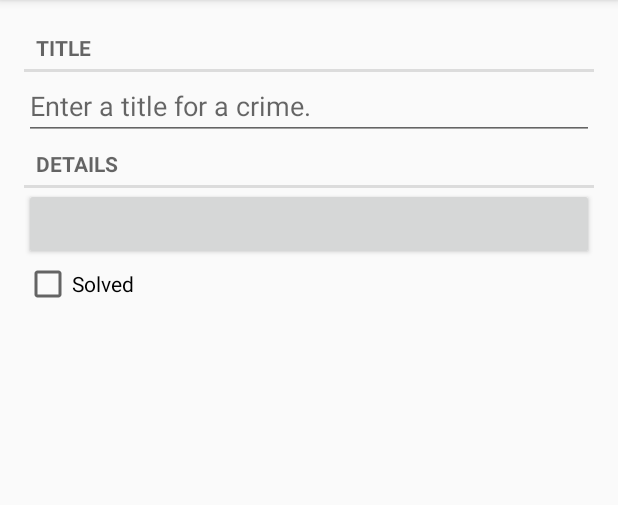
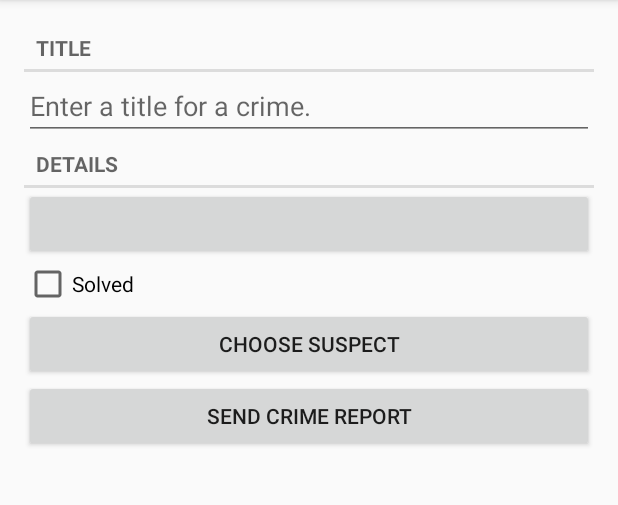
Before and after one commit to Pe1me4ka/CriminalIntent, an Android app: the screen it shows after launch (MainActivity), after a tap on "New Crime", on a phone screen of 412 x 824 dp, the part 84-589 px from its top. Run offline under Robolectric (Android 15) with nearby library versions, the phone set to English and light mode, and no system bars; our stand-ins replace Room's generated code; 4 statements that could not run were skipped.

Commit message:
Lazy comm

```diff
--- a/app/src/main/java/com/bignerdranch/android/criminalintent/Crime.kt
+++ b/app/src/main/java/com/bignerdranch/android/criminalintent/Crime.kt
@@ -9,7 +9,8 @@ import java.util.*
 data class Crime(@PrimaryKey val id: UUID = UUID.randomUUID(),
                  var title: String = "",
                  var date: Date = Date(),
-                 var isSolved: Boolean = false) {
+                 var isSolved: Boolean = false,
+                 var suspect: String = "") {
 }
 
 // Упражнение: DateFormat.getDateInstance(DateFormat.FULL, Locale.ENGLISH).format(Date()
--- a/app/src/main/java/com/bignerdranch/android/criminalintent/CrimeRepository.kt
+++ b/app/src/main/java/com/bignerdranch/android/criminalintent/CrimeRepository.kt
@@ -4,6 +4,7 @@ import android.content.Context
 import androidx.lifecycle.LiveData
 import androidx.room.Room
 import com.bignerdranch.android.criminalintent.database.CrimeDatabase
+import com.bignerdranch.android.criminalintent.database.migration_1_2
 import java.lang.IllegalStateException
 import java.util.*
 import java.util.concurrent.Executors
@@ -14,7 +15,7 @@ class CrimeRepository private constructor(context: Context) {
     private val database: CrimeDatabase = Room.databaseBuilder(
         context.applicationContext,
         CrimeDatabase::class.java,
-        DATABASE_NAME).build()
+        DATABASE_NAME).addMigrations(migration_1_2).build()
 
     private val crimeDao = database.crimeDao()
     private val executor = Executors.newSingleThreadExecutor()
--- a/app/src/main/java/com/bignerdranch/android/criminalintent/database/CrimeDatabase.kt
+++ b/app/src/main/java/com/bignerdranch/android/criminalintent/database/CrimeDatabase.kt
@@ -3,11 +3,19 @@ package com.bignerdranch.android.criminalintent.database
 import androidx.room.Database
 import androidx.room.RoomDatabase
 import androidx.room.TypeConverters
+import androidx.room.migration.Migration
+import androidx.sqlite.db.SupportSQLiteDatabase
 import com.bignerdranch.android.criminalintent.Crime
 
-@Database(entities = [ Crime::class ], version = 1)
+@Database(entities = [ Crime::class ], version = 2)
 @TypeConverters(CrimeTypeConverters::class)
 abstract class CrimeDatabase : RoomDatabase() {
 
     abstract fun crimeDao() : CrimeDao
 }
+
+val migration_1_2 = object : Migration(1, 2) {
+    override fun migrate(database: SupportSQLiteDatabase) {
+        database.execSQL("ALTER TABLE Crime ADD COLUMN suspect TEXT NOT NULL DEFAULT ''")
+    }
+}
--- a/app/src/main/res/layout/fragment_crime.xml
+++ b/app/src/main/res/layout/fragment_crime.xml
@@ -36,4 +36,16 @@
         android:layout_height="wrap_content"
         android:text="@string/crime_solved_label"/>
 
+    <Button
+        android:id="@+id/crime_suspect"
+        android:layout_width="match_parent"
+        android:layout_height="wrap_content"
+        android:text="@string/crime_suspect_text"/>
+
+    <Button
+        android:id="@+id/crime_report"
+        android:layout_width="match_parent"
+        android:layout_height="wrap_content"
+        android:text="@string/crime_report_text"/>
+
 </LinearLayout>
--- a/app/src/main/res/values/strings.xml
+++ b/app/src/main/res/values/strings.xml
@@ -8,4 +8,13 @@
     <string name="new_crime">New Crime</string>
     <string name="data_empty">Database is empty for now.</string>
     <string name="empty_button">Add new Crime</string>
+    <string name="crime_suspect_text">Choose Suspect</string>
+    <string name="crime_report_text">Send Crime Report</string>
+    <string name="crime_report">%1$s! The crime was discovered on %2$s. %3$s, and %4$s</string>
+    <string name="crime_report_solved">The case is solved</string>
+    <string name="crime_report_unsolved">The case is not solved</string>
+    <string name="crime_report_no_suspect">there is no suspect.</string>
+    <string name="crime_report_suspect">the suspect is %s.</string>
+    <string name="crime_report_subject">CriminalIntent Crime Report</string>
+    <string name="send_report">Send crime report via</string>
 </resources>
```
Also changed, not shown: app/src/main/java/com/bignerdranch/android/criminalintent/CrimeFragment.kt (+37 -5 lines), 1 other file.
